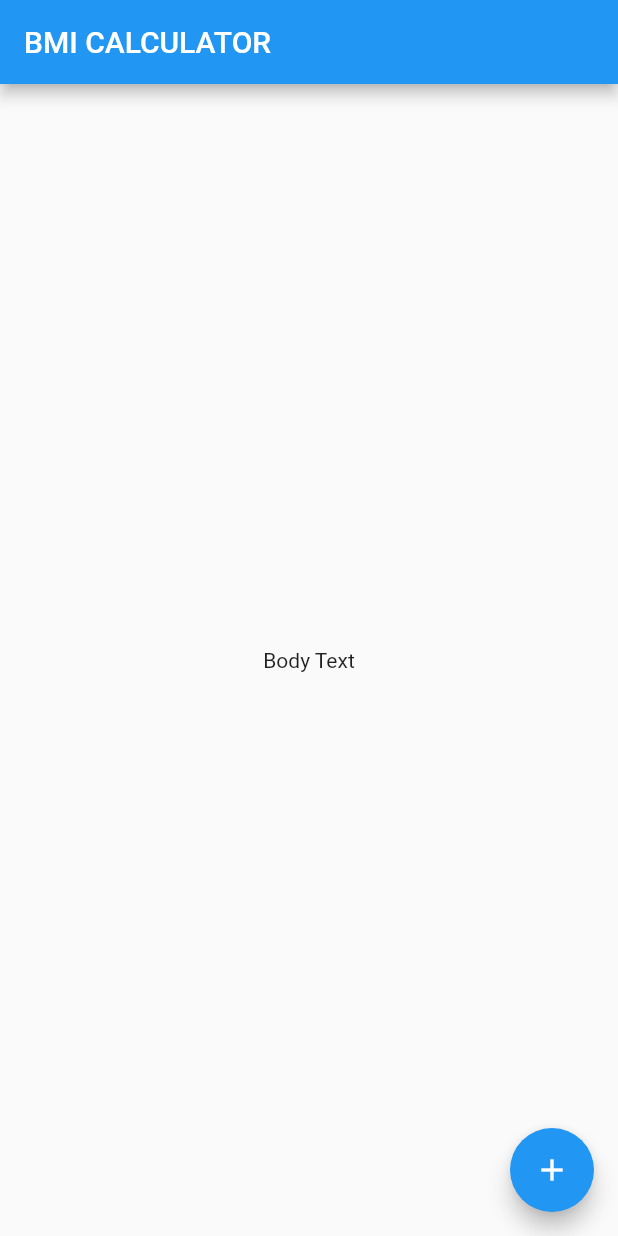
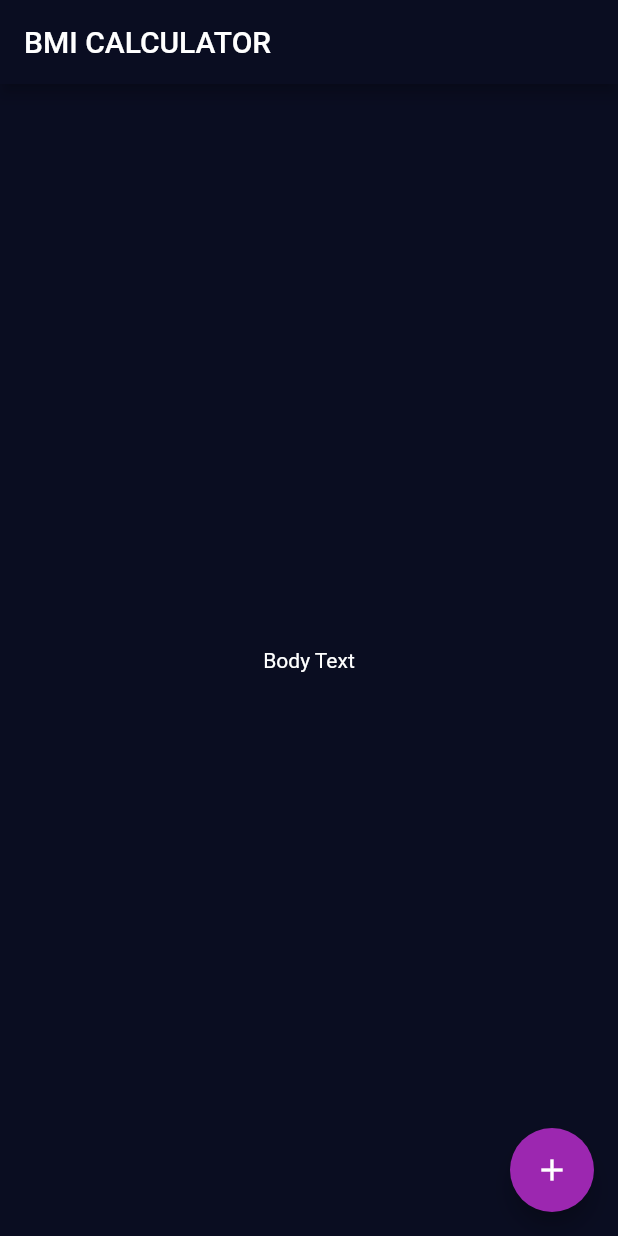
Before and after one commit to KentaHatoba/flutter_study, a Flutter app: the screen it shows after launch, on a phone screen of 412 x 824 dp. Run offline on Flutter 3.47's test engine with Material 2 defaults, Android fonts, the phone set to English and light mode, and no system bars.

Commit message:
fix: ThemeDataを追加

```diff
--- a/udemy/bmi_calculator/lib/main.dart
+++ b/udemy/bmi_calculator/lib/main.dart
@@ -6,6 +6,14 @@ class BMICalculator extends StatelessWidget {
   @override
   Widget build(BuildContext context) {
     return MaterialApp(
+      theme: ThemeData(
+        primaryColor: Color(0xFF0A0D21),
+        scaffoldBackgroundColor: Color(0xFF0A0D21),
+        accentColor: Colors.purple,
+        textTheme: TextTheme(
+          bodyText2: TextStyle(color: Colors.white),
+        ),
+      ),
       home: InputPage(),
     );
   }
```
